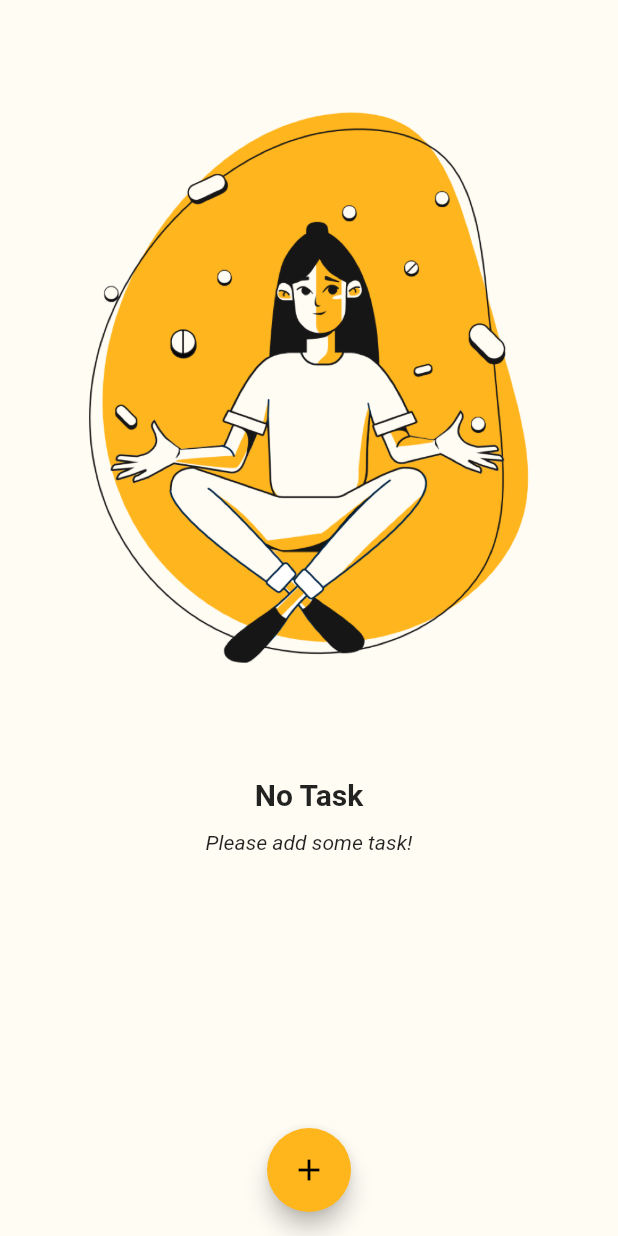
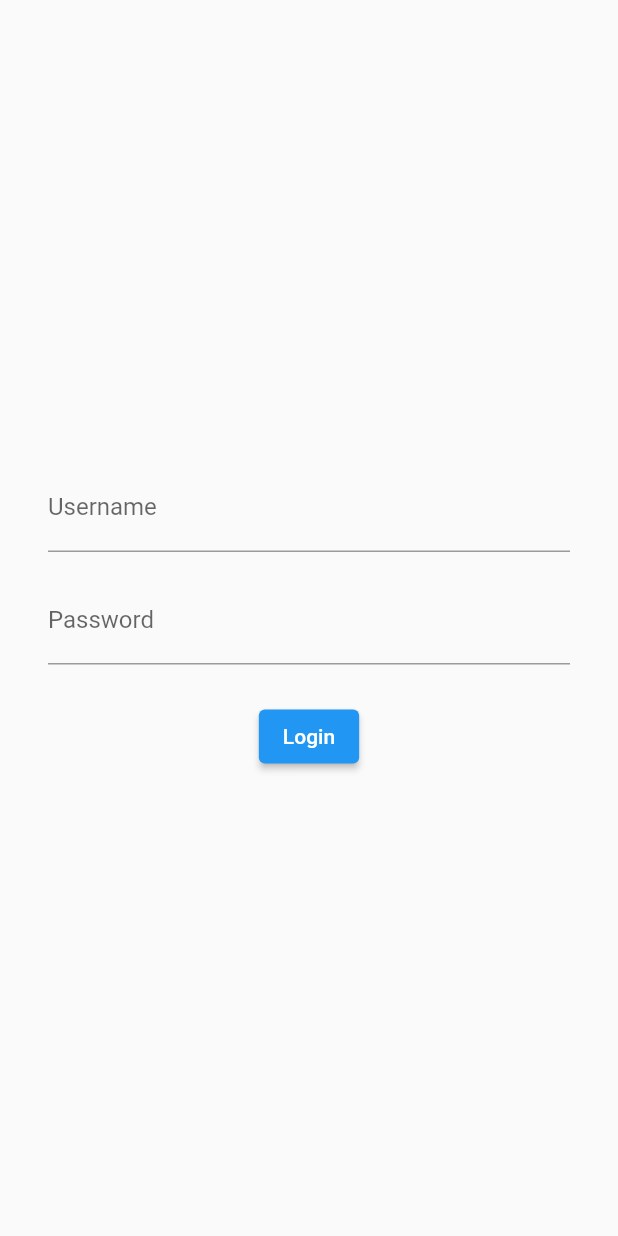
Before and after one commit to azharmarmu/reminder_app, a Flutter app: the screen it shows after launch, on a phone screen of 412 x 824 dp. Run offline on Flutter 3.47's test engine with Material 2 defaults, Android fonts, the phone set to English and light mode, and no system bars; our stand-ins replace fluttertoast, shared_preferences; statements that could not run were skipped.

```diff
--- a/lib/main.dart
+++ b/lib/main.dart
@@ -1,4 +1,6 @@
 import 'package:flutter/material.dart';
+import 'package:reminder_app/screen/widgets/utils.dart';
+import 'package:shared_preferences/shared_preferences.dart';
 import 'screen/home/home_page.dart';
 
 void main() {
@@ -12,8 +14,105 @@ class MyApp extends StatelessWidget {
   Widget build(BuildContext context) {
     return MaterialApp(
       debugShowCheckedModeBanner: false,
-      home: HomePage(),
+      home: FutureBuilder(
+        future: userCheck(),
+        builder: (context, snapshots) {
+          print('${snapshots.connectionState}: ${snapshots.data}');
+          if (snapshots.connectionState == ConnectionState.waiting) {
+            return CircularProgressIndicator();
+          }
+          if (snapshots.data != null && snapshots.data) {
+            return HomePage();
+          }
+          return LoginPage();
+        },
+      ),
     );
   }
 
+  Future<bool> userCheck() async {
+    SharedPreferences prefs = await SharedPreferences.getInstance();
+    await Future.delayed(
+      Duration(seconds: 2),
+    );
+    return prefs.getBool('userExist') ?? false;
+  }
 }
+
+class LoginPage extends StatelessWidget {
+  LoginPage({Key key}) : super(key: key);
+
+  final _usernameController = TextEditingController();
+  final _passwordController = TextEditingController();
+
+  @override
+  Widget build(BuildContext context) {
+    return Scaffold(
+      body: Container(
+        margin: EdgeInsets.symmetric(horizontal: 32.0),
+        child: Column(
+          mainAxisAlignment: MainAxisAlignment.center,
+          children: [
+            TextField(
+              controller: _usernameController,
+              decoration: InputDecoration(labelText: 'Username'),
+            ),
+            SizedBox(height: 16.0),
+            TextField(
+              obscureText: false,
+              controller: _passwordController,
+              decoration: InputDecoration(labelText: 'Password'),
+            ),
+            SizedBox(height: 24.0),
+            ElevatedButton(
+              onPressed: () => _login(context),
+              child: Text('Login'),
+            )
+          ],
+        ),
+      ),
+    );
+  }
+
+  _login(BuildContext context) async {
+    String _username = _usernameController.text.trim();
+    String _password = _passwordController.text.trim();
+
+    List<Map<String, dynamic>> users = [
+      {'name': 'azhar', 'password': '12345678'},
+      {'name': 'tariq', 'password': 'abcdefgh'},
+    ];
+
+    if (_username.isEmpty) {
+      toast('Username cannot be empty!');
+    } else if (_password.isEmpty) {
+      toast('Password cannot be empty!');
+    } else if (_password.length < 8) {
+      toast('Password should be min 8 character');
+    } else {
+      bool loginStatus = false;
+      for (int i = 0; i < users.length; i++) {
+        Map<String, dynamic> user = users[i];
+        if (_username == user['name']) {
+          if (_password == user['password']) {
+            loginStatus = true;
+            break;
+          }
+        }
+      }
+
+      if (!loginStatus) {
+        toast('Invalid credentials');
+      } else {
+        //key,value
+        SharedPreferences prefs = await SharedPreferences.getInstance();
+        await prefs.setBool('userExist', loginStatus);
+        Navigator.of(context).push(
+          MaterialPageRoute(
+            builder: (_) => HomePage(),
+          ),
+        );
+      }
+    }
+  }
+}
--- a/pubspec.yaml
+++ b/pubspec.yaml
@@ -28,6 +28,11 @@ dependencies:
   # The following adds the Cupertino Icons font to your application.
   # Use with the CupertinoIcons class for iOS style icons.
   cupertino_icons: ^1.0.2
+  #ui
+  fluttertoast: ^8.0.7
+
+  #local-storage
+  shared_preferences: ^2.0.6
 
 dev_dependencies:
   flutter_test:
```
Also changed, not shown: lib/screen/home/home_page.dart (+28 -10 lines), lib/screen/widgets/utils.dart (added, +14 -0 lines), pubspec.lock, 6 other files.
